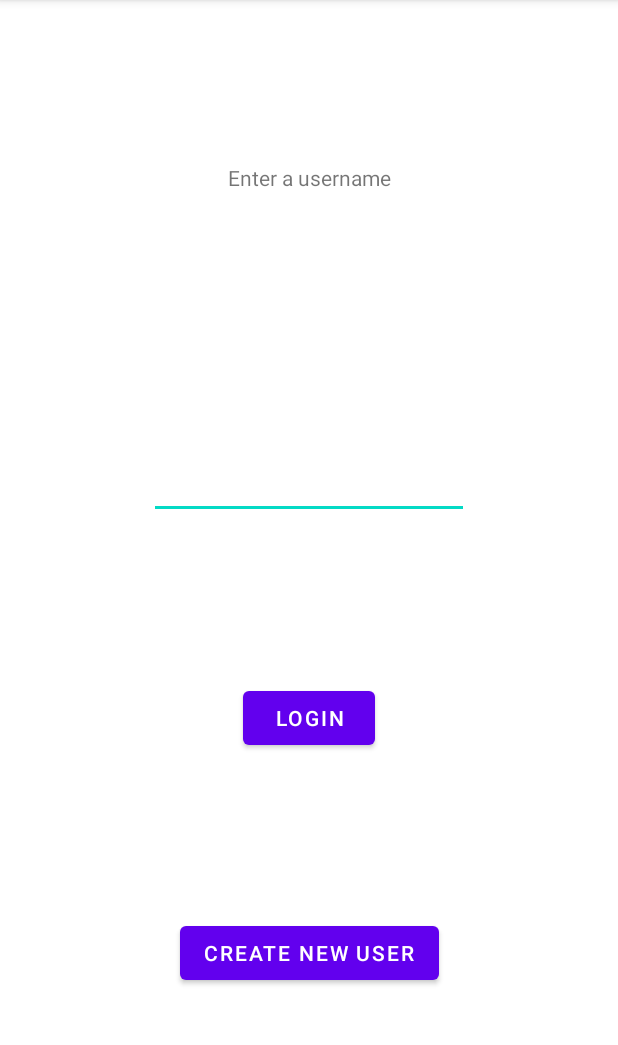
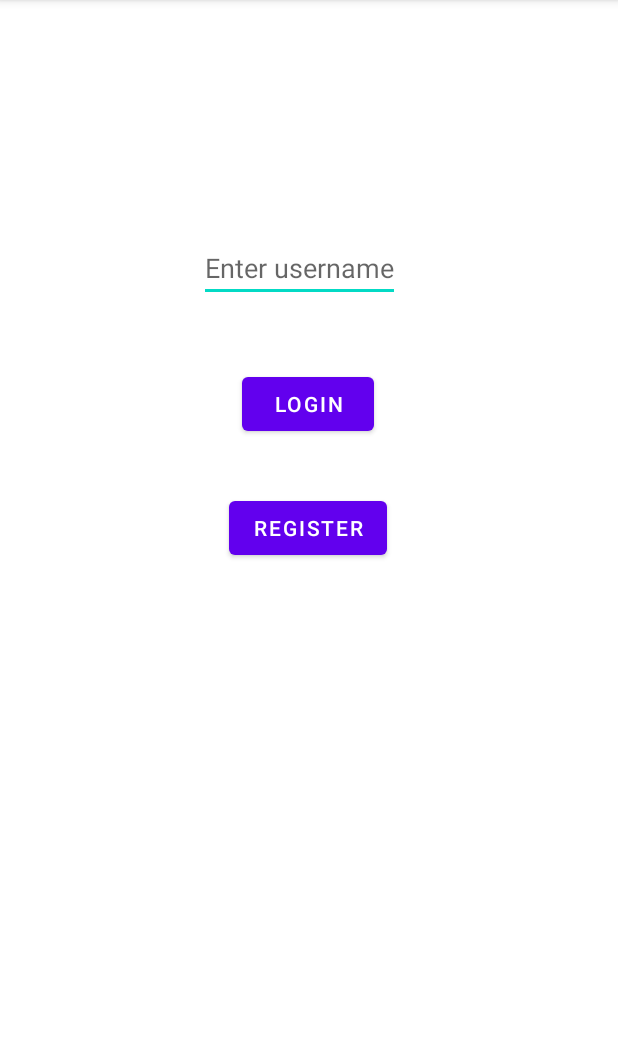
Before and after one commit to RENEEGAILP/Emoji-Chat-Application, an Android app: the screen it shows after launch (MainActivity), on a phone screen of 412 x 824 dp, the part 84-1129 px from its top. Run offline under Robolectric (Android 15) with nearby library versions, the phone set to English and light mode, and no system bars; our stand-ins replace Firebase (no records; nobody signed in at launch, a user with empty details on screens opened directly).

Commit message:
Adding login part

```diff
--- a/NUMAD21SuVocab/app/build.gradle
+++ b/NUMAD21SuVocab/app/build.gradle
@@ -38,6 +38,7 @@ dependencies {
     implementation 'com.google.firebase:firebase-database:19.7.0'
     implementation 'com.google.firebase:firebase-auth:20.0.3'
     implementation 'com.google.firebase:firebase-firestore:22.1.1'
+    implementation 'org.jetbrains:annotations:15.0'
     testImplementation 'junit:junit:4.+'
     androidTestImplementation 'androidx.test.ext:junit:1.1.2'
     androidTestImplementation 'androidx.test.espresso:espresso-core:3.3.0'
--- a/NUMAD21SuVocab/app/src/main/java/edu/neu/madcourse/numad21su_vocab/MainActivity.java
+++ b/NUMAD21SuVocab/app/src/main/java/edu/neu/madcourse/numad21su_vocab/MainActivity.java
@@ -1,14 +1,70 @@
 package edu.neu.madcourse.numad21su_vocab;
 
+
 import androidx.appcompat.app.AppCompatActivity;
+import android.content.Intent;
+import android.os.Bundle;
+import android.view.View;
+import android.widget.Button;
+import android.widget.EditText;
+import android.widget.Toast;
+import com.google.android.gms.tasks.OnCompleteListener;
+import com.google.firebase.database.DataSnapshot;
+import com.google.firebase.database.DatabaseReference;
+import com.google.firebase.database.FirebaseDatabase;
 
-import android.os.Bundle;
 
 public class MainActivity extends AppCompatActivity {
+
+    Button loginButton;
+    EditText userNameEdit;
+    DatabaseReference dataRef;
 
     @Override
     protected void onCreate(Bundle savedInstanceState) {
         super.onCreate( savedInstanceState );
         setContentView( R.layout.activity_main );
+
+        userNameEdit=findViewById(R.id.usernameText);
+        loginButton=findViewById(R.id.loginButton);
+        dataRef= FirebaseDatabase.getInstance().getReference("users");
+
+        loginButton.setOnClickListener(new View.OnClickListener() {
+            @Override
+            public void onClick(View view) {
+                signIn(userNameEdit.getText().toString());
+            }
+        });
+
+
     }
+
+    private void signIn(String userName) {
+        if (userName.isEmpty()) {
+            Toast.makeText(MainActivity.this,"Please provide username!", Toast.LENGTH_SHORT).show();
+        } else {
+            dataRef.orderByChild("name").equalTo(userName).get()
+                    .addOnCompleteListener((OnCompleteListener<DataSnapshot>) task -> {
+                        if (!task.isSuccessful()) {
+                            Toast.makeText(MainActivity.this,"Connection Issue", Toast.LENGTH_SHORT).show();
+                        } else {
+                            if(task.getResult().getValue() == null) {
+                                Toast.makeText(MainActivity.this,"Invalid user! Please register!", Toast.LENGTH_SHORT).show();
+                            } else {
+                                //Intent UserLandingPage = new Intent(this, UserLandingPageActivity.class);
+                                //UserLandingPage.putExtra("sender_name", userName);
+                                //startActivity(UserLandingPage);
+                                Toast.makeText(MainActivity.this,"Login success", Toast.LENGTH_SHORT).show();
+                            }
+                        }
+                    });
+        }
+   }
+
+    public void registerUser(View view) {
+        //Intent intent = new Intent(this, SignUpActivity.class);
+        //startActivity(intent);
+    }
+
+
 }
--- a/NUMAD21SuVocab/app/src/main/res/layout/activity_main.xml
+++ b/NUMAD21SuVocab/app/src/main/res/layout/activity_main.xml
@@ -6,50 +6,39 @@
     android:layout_height="match_parent"
     tools:context=".MainActivity">
 
-    <Button
-        android:id="@+id/login_button"
+    <EditText
+        android:id="@+id/usernameText"
         android:layout_width="wrap_content"
         android:layout_height="wrap_content"
-        android:text="@string/login"
-        app:layout_constraintBottom_toTopOf="@+id/new_user_button"
+        android:layout_marginTop="156dp"
+        android:hint="Enter username"
         app:layout_constraintEnd_toEndOf="parent"
-        app:layout_constraintHorizontal_bias="0.5"
-        app:layout_constraintStart_toStartOf="parent"
-        app:layout_constraintTop_toBottomOf="@+id/editTextTextPersonName"
-        app:layout_constraintVertical_chainStyle="packed" />
-
-    <Button
-        android:id="@+id/new_user_button"
-        android:layout_width="wrap_content"
-        android:layout_height="wrap_content"
-        android:text="@string/create_new_user"
-        app:layout_constraintBottom_toBottomOf="parent"
-        app:layout_constraintEnd_toEndOf="parent"
-        app:layout_constraintHorizontal_bias="0.5"
-        app:layout_constraintStart_toStartOf="parent"
-        app:layout_constraintTop_toBottomOf="@+id/login_button" />
-
-    <TextView
-        android:id="@+id/username_textview"
-        android:layout_width="wrap_content"
-        android:layout_height="wrap_content"
-        android:text="Enter a username"
-        app:layout_constraintBottom_toTopOf="@+id/editTextTextPersonName"
-        app:layout_constraintEnd_toEndOf="parent"
-        app:layout_constraintHorizontal_bias="0.5"
+        app:layout_constraintHorizontal_bias="0.477"
         app:layout_constraintStart_toStartOf="parent"
         app:layout_constraintTop_toTopOf="parent" />
 
-    <EditText
-        android:id="@+id/editTextTextPersonName"
+    <Button
+        android:id="@+id/loginButton"
         android:layout_width="wrap_content"
         android:layout_height="wrap_content"
-        android:layout_marginTop="64dp"
-        android:ems="10"
-        android:inputType="textPersonName"
-        app:layout_constraintBottom_toTopOf="@+id/login_button"
+        android:layout_marginTop="44dp"
+        android:text="Login"
         app:layout_constraintEnd_toEndOf="parent"
-        app:layout_constraintHorizontal_bias="0.5"
+        app:layout_constraintHorizontal_bias="0.498"
         app:layout_constraintStart_toStartOf="parent"
-        app:layout_constraintTop_toBottomOf="@+id/username_textview" />
+        app:layout_constraintTop_toBottomOf="@+id/usernameText" />
+
+    <Button
+        android:id="@+id/registerButton"
+        android:layout_width="wrap_content"
+        android:layout_height="wrap_content"
+        android:onClick="registerUser"
+        android:text="Register"
+        app:layout_constraintBottom_toBottomOf="parent"
+        app:layout_constraintEnd_toEndOf="parent"
+        app:layout_constraintHorizontal_bias="0.498"
+        app:layout_constraintStart_toStartOf="parent"
+        app:layout_constraintTop_toBottomOf="@+id/loginButton"
+        app:layout_constraintVertical_bias="0.082" />
+
 </androidx.constraintlayout.widget.ConstraintLayout>
```
